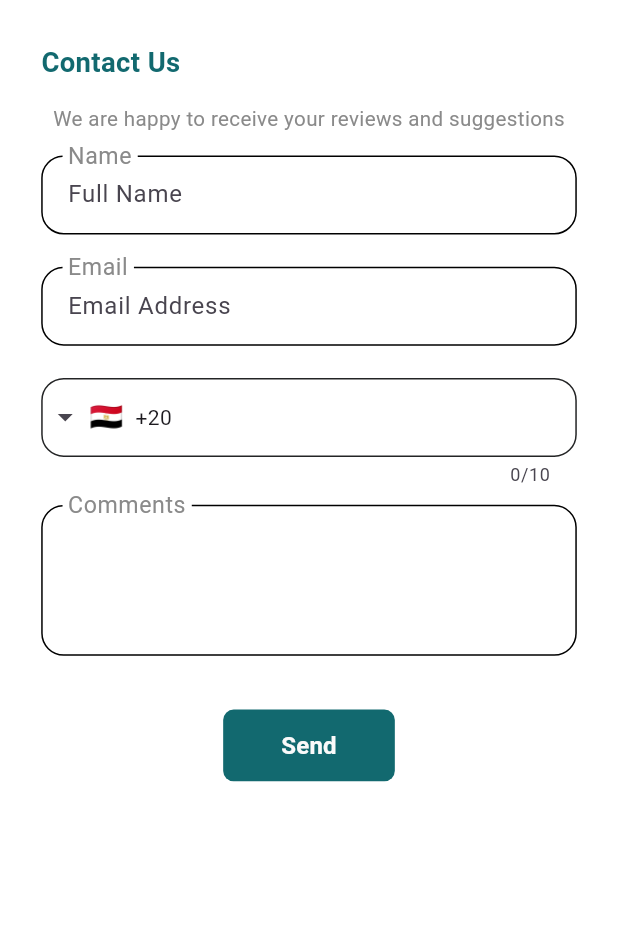
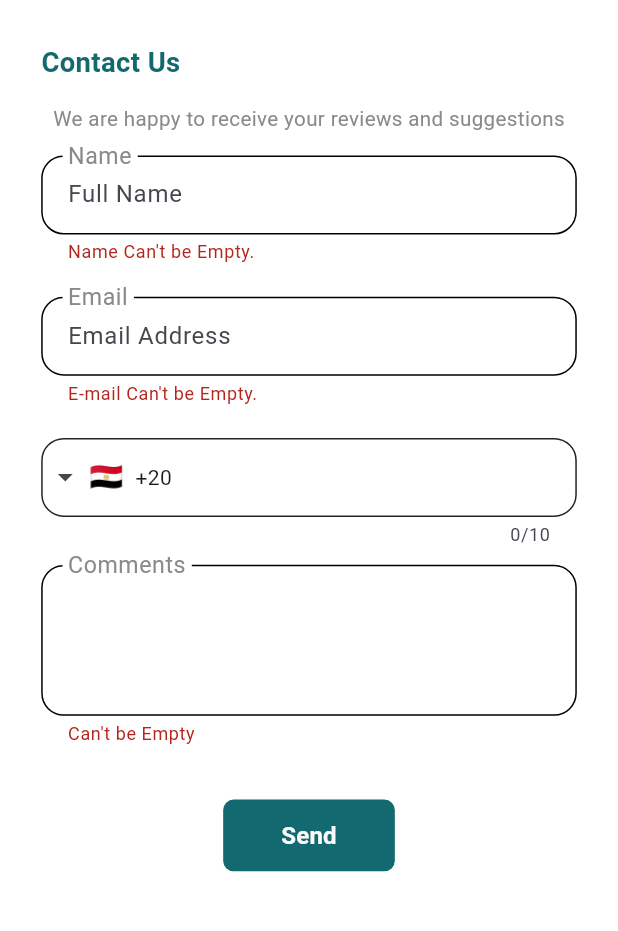
Before and after one commit to AliRaouf/BoneVision, a Flutter app: the FeedbackScreen screen opened directly, after a tap on "Send", on a phone screen of 412 x 824 dp, the part 62-993 px from its top. Run offline on Flutter 3.47's test engine with Material 3 defaults, Android fonts, the phone set to English and light mode, and no system bars; drawn by our look-alikes of intl_phone_field; our stand-ins replace bloc, cloud_firestore, convex_bottom_bar, firebase_auth, firebase_core, firebase_storage and 7 more; missing offline and left inert: flutter_facebook_auth; accounts and stored records are empty; Roboto replaces fonts that are missing (Prompt, Skranji).

Commit message:
fixed app

```diff
--- /dev/null
+++ b/lib/bloc/feedback/feedback_state.dart
@@ -0,0 +1,9 @@
+part of 'feedback_cubit.dart';
+
+@immutable
+sealed class FeedbackState {}
+
+final class FeedbackInitial extends FeedbackState {}
+class SaveFeedBackLoading extends FeedbackState {}
+class SaveFeedBackSuccess extends FeedbackState {}
+class SaveFeedBackError extends FeedbackState {}
--- a/lib/screens/feedback_screen.dart
+++ b/lib/screens/feedback_screen.dart
@@ -1,10 +1,13 @@
+import 'package:bonevision/bloc/feedback/feedback_cubit.dart';
 import 'package:bonevision/component/custom_button.dart';
 import 'package:bonevision/component/custom_form_text_field.dart';
 import 'package:flutter/material.dart';
+import 'package:flutter_bloc/flutter_bloc.dart';
 import 'package:flutter_screenutil/flutter_screenutil.dart';
 import 'package:google_fonts/google_fonts.dart';
 import 'package:intl_phone_field/intl_phone_field.dart';
 
+import '../bloc/register_cubit.dart';
 import '../component/gradient_text.dart';
 
 class FeedbackScreen extends StatelessWidget {
@@ -14,21 +17,30 @@ class FeedbackScreen extends StatelessWidget {
   var emailController = TextEditingController();
   var phoneController = TextEditingController();
   var commentController = TextEditingController();
-
+  final formKey = GlobalKey<FormState>();
   @override
   Widget build(BuildContext context) {
-    return Scaffold(
+    return BlocListener<FeedbackCubit, FeedbackState>(
+      listener: (context, state) {
+        if (state is SaveFeedBackSuccess){
+          RegisterCubit.get(context)
+              .showSnackBar(context, "Thank You for your Feedback");
+          Navigator.pop(context);
+        }
+      },
+      child: Scaffold(
         appBar: AppBar(
           backgroundColor: Colors.white,
           automaticallyImplyLeading: false,
           title: GradientText("BoneVision",
               style: GoogleFonts.skranji(fontSize: 18.sp),
-            gradient:
-                LinearGradient(colors: [Color(0xff7bc3cd), Color(0xff3e6267)])),
+              gradient: LinearGradient(
+                  colors: [Color(0xff7bc3cd), Color(0xff3e6267)])),
         ),
         body: Padding(
           padding: EdgeInsets.symmetric(vertical: 12.h, horizontal: 24.w),
           child: SingleChildScrollView(
+            child: Form(key:formKey ,
               child: Column(
                 children: [
                   Row(
@@ -50,7 +62,7 @@ class FeedbackScreen extends StatelessWidget {
                           fontSize: 12.sp, color: Color(0xff8a8a8a)),
                     ),
                   ),
-              CustomTextFormField(
+                  CustomTextFormField(controller: nameController,
                       validate: (value) {
                         if (value!.isEmpty || value.trim().isEmpty) {
                           return "Name Can't be Empty.";
@@ -62,7 +74,7 @@ class FeedbackScreen extends StatelessWidget {
                       obscureText: false),
                   Padding(
                     padding: EdgeInsets.symmetric(vertical: 18.h),
-                child: CustomTextFormField(
+                    child: CustomTextFormField(controller: emailController,
                         validate: (value) {
                           if (value!.isEmpty || value.trim().isEmpty) {
                             return "E-mail Can't be Empty.";
@@ -77,23 +89,29 @@ class FeedbackScreen extends StatelessWidget {
                     controller: phoneController,
                     initialCountryCode: "EG",
                     decoration: InputDecoration(
-                    contentPadding:
-                        EdgeInsets.symmetric(vertical: 12.h, horizontal: 12.w),
+                        contentPadding: EdgeInsets.symmetric(
+                            vertical: 12.h, horizontal: 12.w),
                         floatingLabelBehavior: FloatingLabelBehavior.always,
                         focusedBorder: OutlineInputBorder(
                             borderRadius: BorderRadius.circular(15),
-                        borderSide: const BorderSide(color: Color(0xff232425))),
+                            borderSide:
+                                const BorderSide(color: Color(0xff232425))),
                         enabledBorder: OutlineInputBorder(
                             borderRadius: BorderRadius.circular(15),
-                        borderSide: const BorderSide(color: Color(0xff232425))),
+                            borderSide:
+                                const BorderSide(color: Color(0xff232425))),
                         focusedErrorBorder: OutlineInputBorder(
                             borderRadius: BorderRadius.circular(15),
-                        borderSide: const BorderSide(color: Color(0xff232425))),
+                            borderSide:
+                                const BorderSide(color: Color(0xff232425))),
                         errorBorder: OutlineInputBorder(
                             borderRadius: BorderRadius.circular(15),
-                        borderSide: const BorderSide(color: Color(0xff232425)))),
+                            borderSide:
+                                const BorderSide(color: Color(0xff232425)))),
                   ),
-              SizedBox(height: 10.h,),
+                  SizedBox(
+                    height: 10.h,
+                  ),
                   TextFormField(
                     controller: commentController,
                     autovalidateMode: AutovalidateMode.onUserInteraction,
@@ -105,8 +123,8 @@ class FeedbackScreen extends StatelessWidget {
                     minLines: 3,
                     maxLines: 5,
                     decoration: InputDecoration(
-                    contentPadding:
-                        EdgeInsets.symmetric(vertical: 12.h, horizontal: 12.w),
+                        contentPadding: EdgeInsets.symmetric(
+                            vertical: 12.h, horizontal: 12.w),
                         labelText: "Comments",
                         labelStyle: GoogleFonts.prompt(
                             fontSize: 18.sp, color: Color(0xff8a8a8a)),
@@ -124,12 +142,23 @@ class FeedbackScreen extends StatelessWidget {
                             borderRadius: BorderRadius.circular(15),
                             borderSide: const BorderSide(color: Colors.black))),
                   ),
-              SizedBox(height: 30.h,),
+                  SizedBox(
+                    height: 30.h,
+                  ),
                   CustomButton(
                       screenWidth: 100.w,
                       screenHeight: 40.h,
                       text: "Send",
-                  onpressed: (){},
+                      onpressed: () {
+                        if(formKey.currentState!.validate()){
+                          FeedbackCubit.get(context).saveFeedback(context, {
+                            'Name' : nameController.text,
+                            'Email' : emailController.text,
+                            'PhoneNumber' : phoneController.text,
+                            'Comments' : commentController.text
+                          });
+                        }
+                      },
                       bColor: Color(0xff12696f),
                       tColor: Color(0xfffafafa),
                       fontSize: 14.sp,
@@ -138,6 +167,8 @@ class FeedbackScreen extends StatelessWidget {
               ),
             ),
           ),
+        ),
+      ),
     );
   }
 }
--- a/lib/screens/home_screen.dart
+++ b/lib/screens/home_screen.dart
@@ -193,7 +193,7 @@ class _HomeScreenState extends State<HomeScreen> {
           Scaffold(
             appBar: AppBar(
               actions: [
-                IconButton.outlined(style: ButtonStyle(side: WidgetStatePropertyAll(BorderSide(color:Color(0xff7bc3cd)))),
+                IconButton.outlined(style: ButtonStyle(side: MaterialStatePropertyAll(BorderSide(color:Color(0xff7bc3cd)))),
                     onPressed: () {
                   Navigator.push(context, MaterialPageRoute(builder: (context) => FeedbackScreen(),));
                     },
--- a/lib/screens/support_chat_screen.dart
+++ b/lib/screens/support_chat_screen.dart
@@ -3,7 +3,6 @@ import 'package:bonevision/bloc/user/user_cubit.dart';
 import 'package:bonevision/component/chat_list.dart';
 import 'package:firebase_auth/firebase_auth.dart';
 import 'package:flutter/material.dart';
-import 'package:flutter_screenutil/flutter_screenutil.dart';
 import 'package:google_fonts/google_fonts.dart';
 
 class SupportChatScreen extends StatefulWidget {
--- a/lib/src/app_root.dart
+++ b/lib/src/app_root.dart
@@ -1,4 +1,5 @@
 import 'package:bonevision/bloc/doctor/doctor_cubit.dart';
+import 'package:bonevision/bloc/feedback/feedback_cubit.dart';
 import 'package:bonevision/bloc/help_center/helpcenter_cubit.dart';
 import 'package:bonevision/bloc/login/login_cubit.dart';
 import 'package:bonevision/bloc/register_cubit.dart';
@@ -18,7 +19,8 @@ class AppRoot extends StatelessWidget {
       BlocProvider(create: (context)=>UserCubit()),
     BlocProvider(create: (context)=>HelpcenterCubit()),
       BlocProvider(create: (context)=>XrayCubit()),
-      BlocProvider(create: (context)=>DoctorCubit()..receiveMessage())
+      BlocProvider(create: (context)=>DoctorCubit()..receiveMessage()),
+      BlocProvider(create: (context)=>FeedbackCubit()),
     ],
       child:
         MaterialApp(debugShowCheckedModeBanner: false,theme: ThemeData(scaffoldBackgroundColor: Colors.white,),
```
Also changed, not shown: lib/bloc/feedback/feedback_cubit.dart (added, +26 -0 lines), pubspec.lock, 1 other file. Lines whose indentation alone changed are shown as unchanged.
